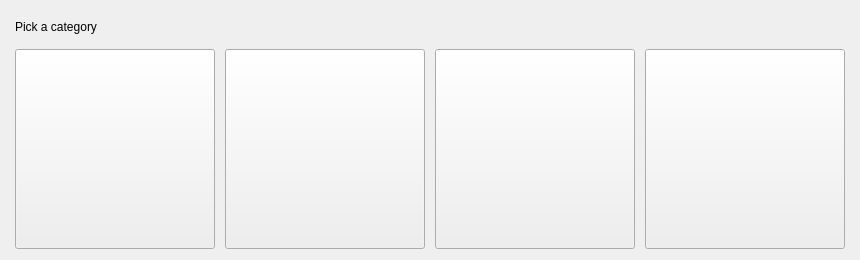
First picture: the form in src/gui/UI/CategoryFrame.ui, repository jgastal/plivros, before the edit.
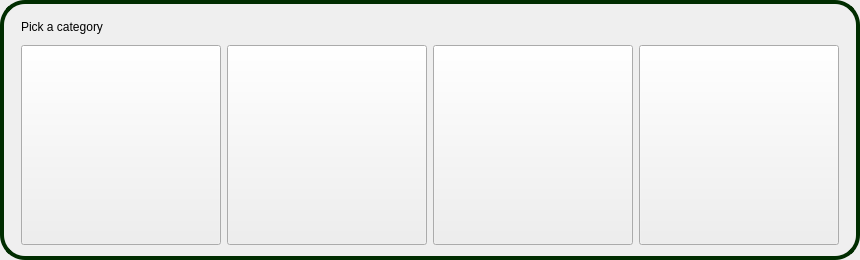
Second picture: the form after the edit. Icons and pictures are not drawn. Custom widgets are drawn as their Qt base class.

Commit message: Final stylistic touches.

```diff
--- a/src/gui/UI/CategoryFrame.ui
+++ b/src/gui/UI/CategoryFrame.ui
@@ -26,12 +26,27 @@
    <string>Frame</string>
   </property>
   <property name="styleSheet">
-   <string notr="true">QFrame#categoryFrame { 
-	border: 3px solid rgb(0, 45, 0); 
-	border-radius: 15px;
+   <string notr="true">QFrame#CategoryFrame { 
+	border: 4px solid rgb(0, 45, 0); 
+	border-radius: 25px;
 }</string>
   </property>
+  <property name="frameShape">
+   <enum>QFrame::StyledPanel</enum>
+  </property>
+  <property name="frameShadow">
+   <enum>QFrame::Raised</enum>
+  </property>
   <layout class="QGridLayout" name="gridLayout">
+   <property name="leftMargin">
+    <number>15</number>
+   </property>
+   <property name="rightMargin">
+    <number>15</number>
+   </property>
+   <property name="horizontalSpacing">
+    <number>4</number>
+   </property>
    <item row="0" column="0">
     <widget class="QLabel" name="categoryLabel">
      <property name="text">
```
